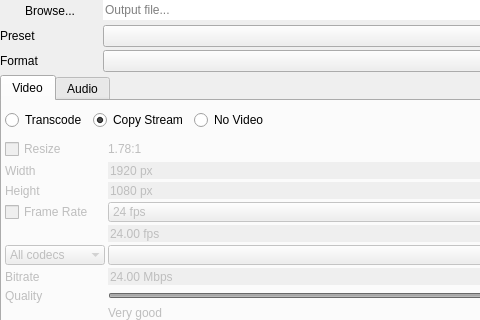
First picture: the form in DuFFMpeg/outputwidget.ui, repository RxLaboratory/DuME, before the edit; both pictures show x 0 to 480 and y 0 to 320 of the 695 by 445 pixel window.
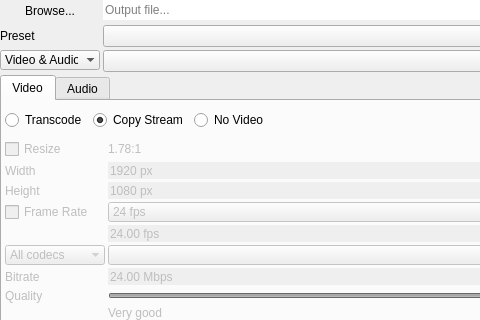
Second picture: the form after the edit.

Commit message: muxer filters

Diff of the .ui file:
```diff
--- a/DuFFMpeg/outputwidget.ui
+++ b/DuFFMpeg/outputwidget.ui
@@ -89,16 +89,61 @@
       <widget class="QComboBox" name="presetsBox"/>
      </item>
      <item row="2" column="0">
-      <widget class="QLabel" name="label_7">
+      <widget class="QComboBox" name="formatsFilterBox">
        <property name="sizePolicy">
-        <sizepolicy hsizetype="Preferred" vsizetype="Expanding">
+        <sizepolicy hsizetype="Expanding" vsizetype="Fixed">
          <horstretch>0</horstretch>
          <verstretch>0</verstretch>
         </sizepolicy>
        </property>
-       <property name="text">
-        <string>Format</string>
+       <property name="minimumSize">
+        <size>
+         <width>100</width>
+         <height>0</height>
+        </size>
        </property>
+       <property name="maximumSize">
+        <size>
+         <width>100</width>
+         <height>16777215</height>
+        </size>
+       </property>
+       <property name="currentIndex">
+        <number>1</number>
+       </property>
+       <property name="frame">
+        <bool>false</bool>
+       </property>
+       <item>
+        <property name="text">
+         <string>All Formats</string>
+        </property>
+       </item>
+       <item>
+        <property name="text">
+         <string>Video &amp; Audio</string>
+        </property>
+       </item>
+       <item>
+        <property name="text">
+         <string>Images</string>
+        </property>
+       </item>
+       <item>
+        <property name="text">
+         <string>Audio Only</string>
+        </property>
+       </item>
+       <item>
+        <property name="text">
+         <string>Video Only</string>
+        </property>
+       </item>
+       <item>
+        <property name="text">
+         <string>Special</string>
+        </property>
+       </item>
       </widget>
      </item>
      <item row="2" column="1">
```
Left out of the diff: 6 changed lines with no effect on the pictures. The commit also changes 2 other files.
